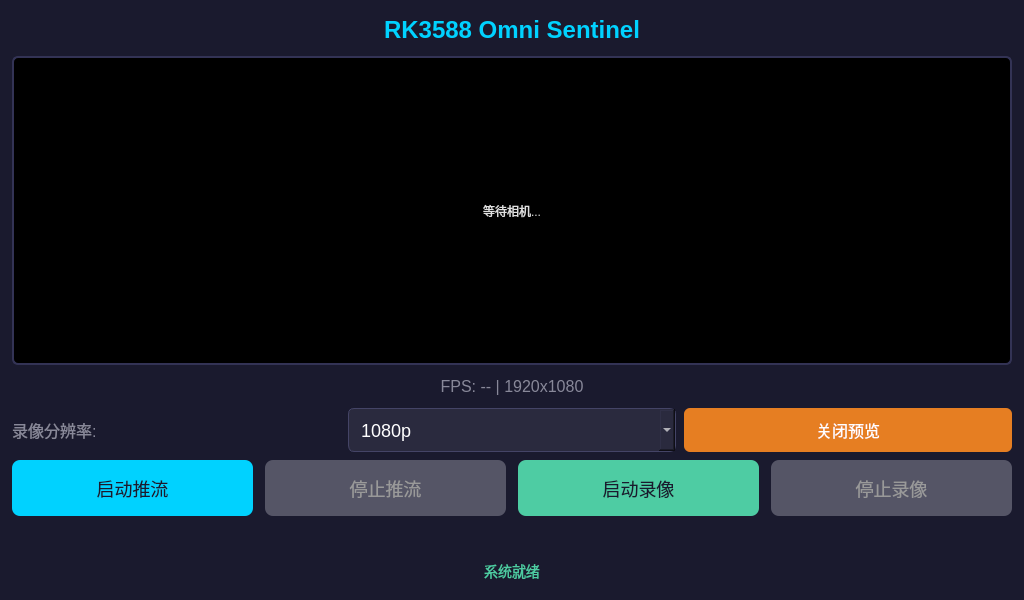
This is Software/APP/SentinelQT/widget.ui in Davin-Liang/RK3588-Omni-Sentinel as Qt 5 draws it before an edit. The edited form follows.
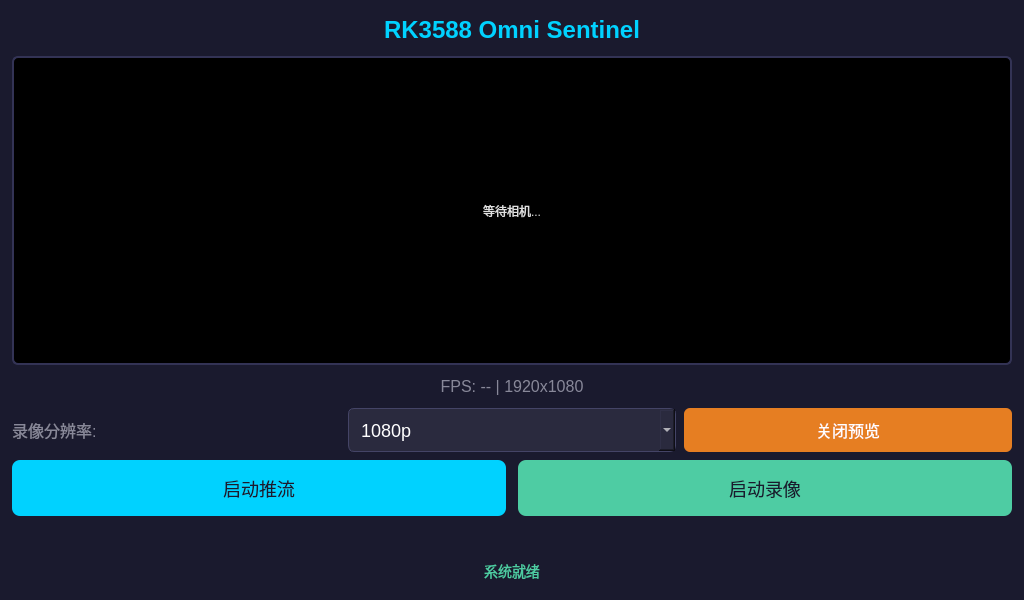
This is the edited form.

Commit message: refactor(SentinelQT): merge start/stop buttons into toggle buttons for stream and record

What changed in the file:
```diff
--- a/Software/APP/SentinelQT/widget.ui
+++ b/Software/APP/SentinelQT/widget.ui
@@ -97,17 +97,7 @@
       </widget>
      </item>
      <item>
-      <widget class="QPushButton" name="btnStopStream">
-       <property name="text"><string>停止推流</string></property>
-       <property name="minimumSize"><size><width>0</width><height>56</height></size></property>
-       <property name="enabled"><bool>false</bool></property>
-       <property name="styleSheet">
-        <string notr="true">font-size: 18px; background-color: #555566; color: #999999; border: none; border-radius: 8px;</string>
-       </property>
-      </widget>
-     </item>
-     <item>
-      <widget class="QPushButton" name="btnStartRecord">
+      <widget class="QPushButton" name="btnRecord">
        <property name="text"><string>启动录像</string></property>
        <property name="minimumSize"><size><width>0</width><height>56</height></size></property>
        <property name="styleSheet">
@@ -115,16 +105,6 @@
        </property>
       </widget>
      </item>
-     <item>
-      <widget class="QPushButton" name="btnStopRecord">
-       <property name="text"><string>停止录像</string></property>
-       <property name="minimumSize"><size><width>0</width><height>56</height></size></property>
-       <property name="enabled"><bool>false</bool></property>
-       <property name="styleSheet">
-        <string notr="true">font-size: 18px; background-color: #555566; color: #999999; border: none; border-radius: 8px;</string>
-       </property>
-      </widget>
-     </item>
     </layout>
    </item>
    <item>
```
Left out of the diff: 2 changed lines with no effect on the pictures. The commit also changes 2 other files.
